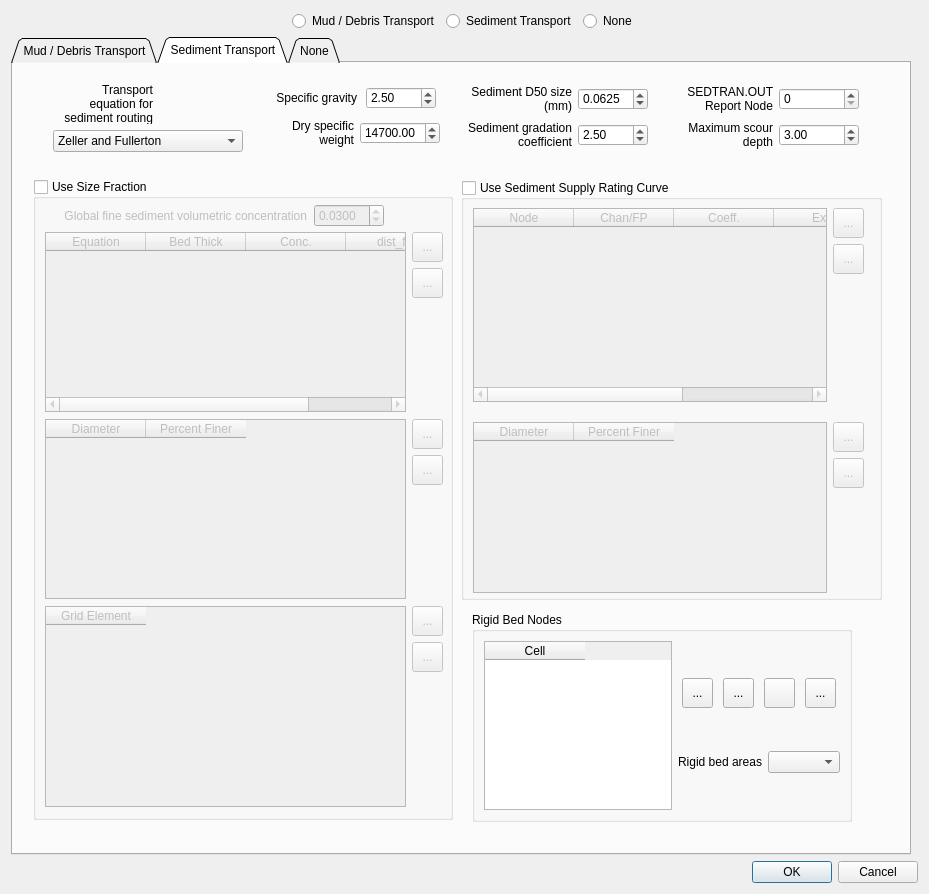
Before: the Qt Designer form flo2d/ui/mud_and_sediment.ui in FLO-2DSoftware/qgis-flo-2d-plugin, drawn with Qt 5.
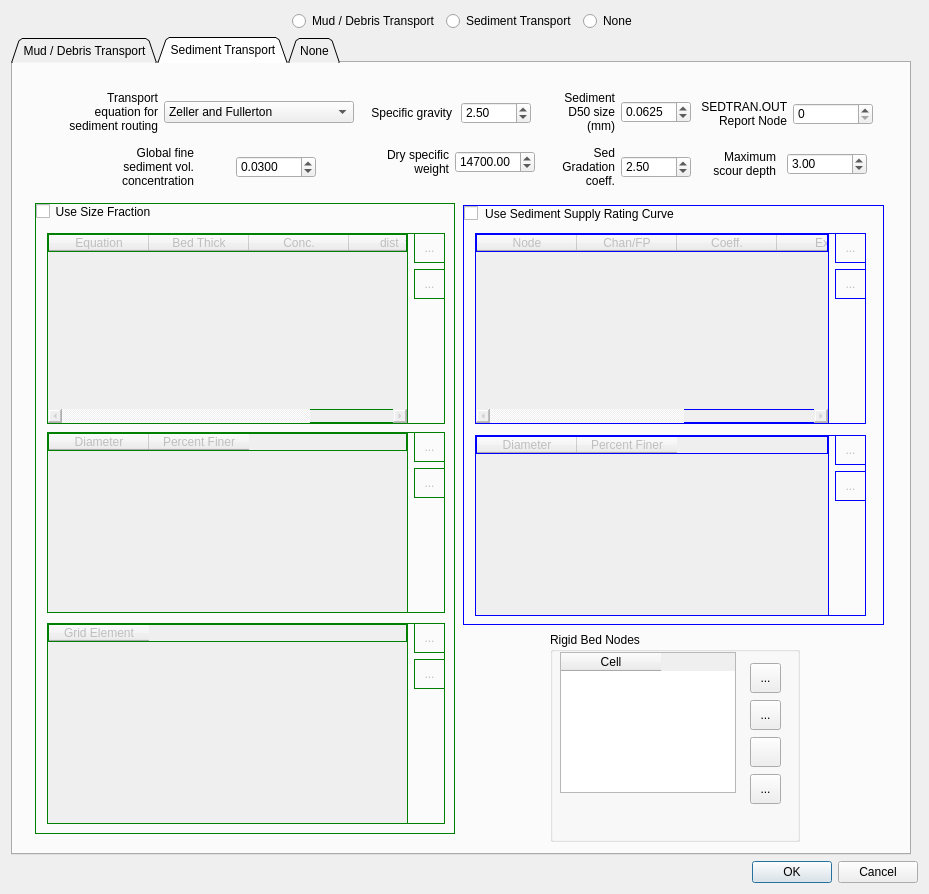
After: the same form once the commit is applied. Icons and pictures are not drawn.

Commit message: Review sediment transport (issue #787)

The edit to the form file:
```diff
--- a/flo2d/ui/mud_and_sediment.ui
+++ b/flo2d/ui/mud_and_sediment.ui
@@ -786,327 +786,28 @@
       <attribute name="title">
        <string>Sediment Transport</string>
       </attribute>
-      <layout class="QGridLayout" name="gridLayout_9">
-       <item row="0" column="0">
         <widget class="QFrame" name="frame">
+       <property name="geometry">
+        <rect>
+         <x>11</x>
+         <y>11</y>
+         <width>872</width>
+         <height>771</height>
+        </rect>
+       </property>
          <property name="frameShape">
           <enum>QFrame::NoFrame</enum>
          </property>
          <property name="frameShadow">
           <enum>QFrame::Plain</enum>
          </property>
-         <widget class="QGroupBox" name="sed_rating_curve_grp">
-          <property name="geometry">
-           <rect>
-            <x>439</x>
-            <y>108</y>
-            <width>421</width>
-            <height>420</height>
-           </rect>
-          </property>
-          <property name="sizePolicy">
-           <sizepolicy hsizetype="Preferred" vsizetype="Expanding">
-            <horstretch>0</horstretch>
-            <verstretch>0</verstretch>
-           </sizepolicy>
-          </property>
-          <property name="minimumSize">
-           <size>
-            <width>421</width>
-            <height>420</height>
-           </size>
-          </property>
-          <property name="maximumSize">
-           <size>
-            <width>381</width>
-            <height>420</height>
-           </size>
-          </property>
-          <property name="title">
-           <string>Use Sediment Supply Rating Curve</string>
-          </property>
-          <property name="flat">
-           <bool>false</bool>
-          </property>
-          <property name="checkable">
-           <bool>true</bool>
-          </property>
-          <property name="checked">
-           <bool>false</bool>
-          </property>
-          <widget class="QWidget" name="layoutWidget">
-           <property name="geometry">
-            <rect>
-             <x>12</x>
-             <y>28</y>
-             <width>391</width>
-             <height>194</height>
-            </rect>
-           </property>
-           <layout class="QHBoxLayout" name="horizontalLayout_20">
-            <item>
-             <widget class="QTableWidget" name="sed_rating_curve_tblw">
-              <property name="editTriggers">
-               <set>QAbstractItemView::DoubleClicked</set>
-              </property>
-              <property name="tabKeyNavigation">
-               <bool>false</bool>
-              </property>
-              <property name="selectionMode">
-               <enum>QAbstractItemView::SingleSelection</enum>
-              </property>
-              <property name="selectionBehavior">
-               <enum>QAbstractItemView::SelectRows</enum>
-              </property>
-              <property name="wordWrap">
-               <bool>false</bool>
-              </property>
-              <property name="cornerButtonEnabled">
-               <bool>false</bool>
-              </property>
-              <property name="rowCount">
-               <number>0</number>
-              </property>
-              <column>
-               <property name="text">
-                <string>Node</string>
-               </property>
-              </column>
-              <column>
-               <property name="text">
-                <string>Chan/FP</string>
-               </property>
-              </column>
-              <column>
-               <property name="text">
-                <string>Coeff.</string>
-               </property>
-              </column>
-              <column>
-               <property name="text">
-                <string>Exp.</string>
-               </property>
-              </column>
-              <column>
-               <property name="text">
-                <string>dist_fid</string>
-               </property>
-              </column>
-             </widget>
-            </item>
-            <item>
-             <layout class="QVBoxLayout" name="verticalLayout_11">
-              <item>
-               <widget class="QToolButton" name="sed_add_rating_curve_btn">
-                <property name="minimumSize">
-                 <size>
-                  <width>31</width>
-                  <height>30</height>
-                 </size>
-                </property>
-                <property name="maximumSize">
-                 <size>
-                  <width>31</width>
-                  <height>30</height>
-                 </size>
-                </property>
-                <property name="toolTip">
-                 <string>Add supply rating curve</string>
-                </property>
-                <property name="text">
-                 <string>...</string>
-                </property>
-                <property name="icon">
-                 <iconset>
-                  <normaloff>../../../../.designer/img/mActionCapturePolygon.svg</normaloff>../../../../.designer/img/mActionCapturePolygon.svg</iconset>
-                </property>
-                <property name="iconSize">
-                 <size>
-                  <width>24</width>
-                  <height>24</height>
-                 </size>
-                </property>
-               </widget>
-              </item>
-              <item>
-               <widget class="QToolButton" name="sed_delete_rating_curve_btn">
-                <property name="minimumSize">
-                 <size>
-                  <width>31</width>
-                  <height>30</height>
-                 </size>
-                </property>
-                <property name="maximumSize">
-                 <size>
-                  <width>31</width>
-                  <height>30</height>
-                 </size>
-                </property>
-                <property name="toolTip">
-                 <string>Delete supply rating curve</string>
-                </property>
-                <property name="text">
-                 <string>...</string>
-                </property>
-                <property name="icon">
-                 <iconset>
-                  <normaloff>../../../../.designer/img/mActionCapturePolygon.svg</normaloff>../../../../.designer/img/mActionCapturePolygon.svg</iconset>
-                </property>
-                <property name="iconSize">
-                 <size>
-                  <width>24</width>
-                  <height>24</height>
-                 </size>
-                </property>
-               </widget>
-              </item>
-              <item>
-               <spacer name="verticalSpacer_9">
-                <property name="orientation">
-                 <enum>Qt::Vertical</enum>
-                </property>
-                <property name="sizeHint" stdset="0">
-                 <size>
-                  <width>20</width>
-                  <height>98</height>
-                 </size>
-                </property>
-               </spacer>
-              </item>
-             </layout>
-            </item>
-           </layout>
-          </widget>
-          <widget class="QWidget" name="layoutWidget">
-           <property name="geometry">
-            <rect>
-             <x>12</x>
-             <y>242</y>
-             <width>391</width>
-             <height>171</height>
-            </rect>
-           </property>
-           <layout class="QHBoxLayout" name="horizontalLayout_21">
-            <item>
-             <widget class="QTableWidget" name="sed_rating_curve_dp_tblw">
-              <property name="editTriggers">
-               <set>QAbstractItemView::DoubleClicked</set>
-              </property>
-              <property name="selectionMode">
-               <enum>QAbstractItemView::SingleSelection</enum>
-              </property>
-              <property name="selectionBehavior">
-               <enum>QAbstractItemView::SelectRows</enum>
-              </property>
-              <property name="cornerButtonEnabled">
-               <bool>false</bool>
-              </property>
-              <property name="rowCount">
-               <number>0</number>
-              </property>
-              <column>
-               <property name="text">
-                <string>Diameter</string>
-               </property>
-              </column>
-              <column>
-               <property name="text">
-                <string>Percent Finer</string>
-               </property>
-              </column>
-             </widget>
-            </item>
-            <item>
-             <layout class="QVBoxLayout" name="verticalLayout_12">
-              <item>
-               <widget class="QToolButton" name="sed_add_rating_curve_dp_btn">
-                <property name="minimumSize">
-                 <size>
-                  <width>31</width>
-                  <height>30</height>
-                 </size>
-                </property>
-                <property name="maximumSize">
-                 <size>
-                  <width>31</width>
-                  <height>30</height>
-                 </size>
-                </property>
-                <property name="toolTip">
-                 <string>Add supply rating curve porcent finer</string>
-                </property>
-                <property name="text">
-                 <string>...</string>
-                </property>
-                <property name="icon">
-                 <iconset>
-                  <normaloff>../../../../.designer/img/mActionCapturePolygon.svg</normaloff>../../../../.designer/img/mActionCapturePolygon.svg</iconset>
-                </property>
-                <property name="iconSize">
-                 <size>
-                  <width>24</width>
-                  <height>24</height>
-                 </size>
-                </property>
-               </widget>
-              </item>
-              <item>
-               <widget class="QToolButton" name="sed_delete_rating_curve_dp_btn">
-                <property name="minimumSize">
-                 <size>
-                  <width>31</width>
-                  <height>30</height>
-                 </size>
-                </property>
-                <property name="maximumSize">
-                 <size>
-                  <width>31</width>
-                  <height>30</height>
-                 </size>
-                </property>
-                <property name="toolTip">
-                 <string>Delete supply rating curve porcent finer</string>
-                </property>
-                <property name="text">
-                 <string>...</string>
-                </property>
-                <property name="icon">
-                 <iconset>
-                  <normaloff>../../../../.designer/img/mActionCapturePolygon.svg</normaloff>../../../../.designer/img/mActionCapturePolygon.svg</iconset>
-                </property>
-                <property name="iconSize">
-                 <size>
-                  <width>24</width>
-                  <height>24</height>
-                 </size>
-                </property>
-               </widget>
-              </item>
-              <item>
-               <spacer name="verticalSpacer_10">
-                <property name="orientation">
-                 <enum>Qt::Vertical</enum>
-                </property>
-                <property name="sizeHint" stdset="0">
-                 <size>
-                  <width>20</width>
-                  <height>98</height>
-                 </size>
-                </property>
-               </spacer>
-              </item>
-             </layout>
-            </item>
-           </layout>
-          </widget>
-         </widget>
          <widget class="QGroupBox" name="sed_size_fraction_grp">
           <property name="geometry">
            <rect>
             <x>11</x>
-            <y>107</y>
+          <y>129</y>
             <width>420</width>
-            <height>641</height>
+          <height>631</height>
            </rect>
           </property>
           <property name="sizePolicy">
@@ -1127,9 +828,15 @@
             <height>16777215</height>
            </size>
           </property>
+        <property name="styleSheet">
+         <string notr="true">border: 1px solid green</string>
+        </property>
           <property name="title">
            <string>Use Size Fraction</string>
           </property>
+        <property name="alignment">
+         <set>Qt::AlignLeading|Qt::AlignLeft|Qt::AlignTop</set>
+        </property>
           <property name="flat">
            <bool>false</bool>
           </property>
@@ -1143,9 +850,9 @@
            <property name="geometry">
             <rect>
              <x>12</x>
-             <y>53</y>
+           <y>30</y>
              <width>398</width>
-             <height>180</height>
+           <height>191</height>
             </rect>
            </property>
            <layout class="QHBoxLayout" name="horizontalLayout">
@@ -1299,9 +1006,9 @@
            <property name="geometry">
             <rect>
              <x>12</x>
-             <y>240</y>
+           <y>229</y>
              <width>398</width>
-             <height>180</height>
+           <height>181</height>
             </rect>
            </property>
            <layout class="QHBoxLayout" name="horizontalLayout_19">
@@ -1424,7 +1131,7 @@
            <property name="geometry">
             <rect>
              <x>12</x>
-             <y>427</y>
+           <y>420</y>
              <width>398</width>
              <height>201</height>
             </rect>
@@ -1561,93 +1268,22 @@
             </item>
            </layout>
           </widget>
-          <widget class="QWidget" name="layoutWidget">
-           <property name="geometry">
-            <rect>
-             <x>13</x>
-             <y>25</y>
-             <width>339</width>
-             <height>24</height>
-            </rect>
-           </property>
-           <layout class="QHBoxLayout" name="horizontalLayout_16">
-            <item>
-             <widget class="QLabel" name="label_18">
-              <property name="sizePolicy">
-               <sizepolicy hsizetype="Fixed" vsizetype="Preferred">
-                <horstretch>0</horstretch>
-                <verstretch>0</verstretch>
-               </sizepolicy>
-              </property>
-              <property name="minimumSize">
-               <size>
-                <width>260</width>
-                <height>0</height>
-               </size>
-              </property>
-              <property name="maximumSize">
-               <size>
-                <width>260</width>
-                <height>16777215</height>
-               </size>
-              </property>
-              <property name="text">
-               <string>Global fine sediment volumetric concentration</string>
-              </property>
-              <property name="alignment">
-               <set>Qt::AlignRight|Qt::AlignTrailing|Qt::AlignVCenter</set>
-              </property>
-             </widget>
-            </item>
-            <item>
-             <widget class="QDoubleSpinBox" name="sed_vol_conctr_dbox">
-              <property name="sizePolicy">
-               <sizepolicy hsizetype="Fixed" vsizetype="Fixed">
-                <horstretch>0</horstretch>
-                <verstretch>0</verstretch>
-               </sizepolicy>
-              </property>
-              <property name="minimumSize">
-               <size>
-                <width>70</width>
-                <height>0</height>
-               </size>
-              </property>
-              <property name="maximumSize">
-               <size>
-                <width>70</width>
-                <height>16777215</height>
-               </size>
-              </property>
-              <property name="decimals">
-               <number>4</number>
-              </property>
-              <property name="maximum">
-               <double>10000.000000000000000</double>
-              </property>
-              <property name="value">
-               <double>0.030000000000000</double>
-              </property>
-             </widget>
-            </item>
-           </layout>
-          </widget>
-         </widget>
-         <widget class="QWidget" name="layoutWidget">
+       </widget>
+       <widget class="QWidget" name="">
           <property name="geometry">
            <rect>
-            <x>11</x>
-            <y>11</y>
-            <width>850</width>
-            <height>104</height>
-           </rect>
-          </property>
-          <layout class="QVBoxLayout" name="verticalLayout_5">
-           <item>
-            <layout class="QHBoxLayout" name="horizontalLayout_27">
+          <x>30</x>
+          <y>10</y>
+          <width>826</width>
+          <height>111</height>
+         </rect>
+        </property>
+        <layout class="QHBoxLayout" name="horizontalLayout_26">
              <item>
               <layout class="QVBoxLayout" name="verticalLayout_2">
                <item>
+            <layout class="QHBoxLayout" name="horizontalLayout_16">
+             <item>
                 <widget class="QLabel" name="label_6">
                  <property name="minimumSize">
                   <size>
@@ -1749,25 +1385,80 @@
                  </item>
                 </widget>
                </item>
+            </layout>
+           </item>
                <item>
-                <spacer name="verticalSpacer_13">
-                 <property name="orientation">
-                  <enum>Qt::Vertical</enum>
-                 </property>
-                 <property name="sizeHint" stdset="0">
+            <layout class="QHBoxLayout" name="horizontalLayout_23">
+             <item>
+              <widget class="QLabel" name="label_18">
+               <property name="sizePolicy">
+                <sizepolicy hsizetype="Preferred" vsizetype="Preferred">
+                 <horstretch>0</horstretch>
+                 <verstretch>0</verstretch>
+                </sizepolicy>
+               </property>
+               <property name="minimumSize">
                   <size>
-                   <width>20</width>
-                   <height>13</height>
-                  </size>
-                 </property>
-                </spacer>
+                 <width>100</width>
+                 <height>0</height>
+                </size>
+               </property>
+               <property name="maximumSize">
+                <size>
+                 <width>100</width>
+                 <height>16777215</height>
+                </size>
+               </property>
+               <property name="text">
+                <string>Global fine sediment vol. concentration</string>
+               </property>
+               <property name="alignment">
+                <set>Qt::AlignRight|Qt::AlignTrailing|Qt::AlignVCenter</set>
+               </property>
+               <property name="wordWrap">
+                <bool>true</bool>
+               </property>
+              </widget>
+             </item>
+             <item>
+              <widget class="QDoubleSpinBox" name="sed_vol_conctr_dbox">
+               <property name="sizePolicy">
+                <sizepolicy hsizetype="Fixed" vsizetype="Fixed">
+                 <horstretch>0</horstretch>
+                 <verstretch>0</verstretch>
+                </sizepolicy>
+               </property>
+               <property name="minimumSize">
+                <size>
+                 <width>80</width>
+                 <height>22</height>
+                </size>
+               </property>
+               <property name="maximumSize">
+                <size>
+                 <width>80</width>
+                 <height>22</height>
+                </size>
+               </property>
+               <property name="decimals">
+                <number>4</number>
+               </property>
+               <property name="maximum">
+                <double>10000.000000000000000</double>
+               </property>
+               <property name="value">
+                <double>0.030000000000000</double>
+               </property>
+              </widget>
+             </item>
+            </layout>
                </item>
               </layout>
              </item>
              <item>
               <layout class="QVBoxLayout" name="verticalLayout">
                <item>
-                <layout class="QHBoxLayout" name="horizontalLayout_24">
+            <layout class="QHBoxLayout" name="horizontalLayout_12">
                  <item>
                   <widget class="QLabel" name="label">
                    <property name="sizePolicy">
@@ -1833,7 +1524,7 @@
                 </layout>
                </item>
                <item>
-                <layout class="QHBoxLayout" name="horizontalLayout_12">
+            <layout class="QHBoxLayout" name="horizontalLayout_13">
                  <item>
                   <widget class="QLabel" name="label_2">
                    <property name="sizePolicy">
@@ -1900,7 +1591,7 @@
              <item>
               <layout class="QVBoxLayout" name="verticalLayout_3">
                <item>
-                <layout class="QHBoxLayout" name="horizontalLayout_13">
+            <layout class="QHBoxLayout" name="horizontalLayout_25">
                  <item>
                   <widget class="QLabel" name="label_3">
                    <property name="sizePolicy">
@@ -1911,13 +1602,13 @@
                    </property>
                    <property name="minimumSize">
                     <size>
-                     <width>106</width>
+                 <width>70</width>
                      <height>0</height>
                     </size>
                    </property>
                    <property name="maximumSize">
                     <size>
-                     <width>106</width>
+                 <width>70</width>
                      <height>16777215</height>
                     </size>
                    </property>
@@ -1963,7 +1654,7 @@
                 </layout>
                </item>
                <item>
-                <layout class="QHBoxLayout" name="horizontalLayout_26">
+            <layout class="QHBoxLayout" name="horizontalLayout_24">
                  <item>
                   <widget class="QLabel" name="label_4">
                    <property name="sizePolicy">
@@ -1974,18 +1665,18 @@
                    </property>
                    <property name="minimumSize">
                     <size>
-                     <width>106</width>
+                 <width>70</width>
                      <height>0</height>
                     </size>
                    </property>
                    <property name="maximumSize">
                     <size>
-                     <width>106</width>
+                 <width>70</width>
                      <height>16777215</height>
                     </size>
                    </property>
                    <property name="text">
-                    <string>&lt;html&gt;&lt;head/&gt;&lt;body&gt;&lt;p&gt;Sediment gradation coefficient&lt;/p&gt;&lt;/body&gt;&lt;/html&gt;</string>
+                <string>&lt;html&gt;&lt;head/&gt;&lt;body&gt;&lt;p&gt;Sed Gradation coeff.&lt;/p&gt;&lt;/body&gt;&lt;/html&gt;</string>
                    </property>
                    <property name="alignment">
                     <set>Qt::AlignRight|Qt::AlignTrailing|Qt::AlignVCenter</set>
@@ -2034,7 +1725,7 @@
                  <item>
                   <widget class="QLabel" name="label_5">
                    <property name="sizePolicy">
-                    <sizepolicy hsizetype="Preferred" vsizetype="Fixed">
+                <sizepolicy hsizetype="Fixed" vsizetype="Fixed">
                      <horstretch>0</horstretch>
                      <verstretch>0</verstretch>
                     </sizepolicy>
@@ -2078,7 +1769,7 @@
                 </layout>
                </item>
                <item>
-                <layout class="QHBoxLayout" name="horizontalLayout_23">
+            <layout class="QHBoxLayout" name="horizontalLayout_18">
                  <item>
                   <widget class="QLabel" name="label_17">
                    <property name="sizePolicy">
@@ -2089,13 +1780,13 @@
                    </property>
                    <property name="minimumSize">
                     <size>
-                     <width>99</width>
+                 <width>70</width>
                      <height>0</height>
                     </size>
                    </property>
                    <property name="maximumSize">
                     <size>
-                     <width>99</width>
+                 <width>70</width>
                      <height>16777215</height>
                     </size>
                    </property>
@@ -2143,31 +1834,339 @@
               </layout>
              </item>
             </layout>
+       </widget>
+       <widget class="QWidget" name="">
+        <property name="geometry">
+         <rect>
+          <x>439</x>
+          <y>130</y>
+          <width>423</width>
+          <height>641</height>
+         </rect>
+        </property>
+        <layout class="QVBoxLayout" name="verticalLayout_5">
+         <item>
+          <widget class="QGroupBox" name="sed_rating_curve_grp">
+           <property name="sizePolicy">
+            <sizepolicy hsizetype="Preferred" vsizetype="Expanding">
+             <horstretch>0</horstretch>
+             <verstretch>0</verstretch>
+            </sizepolicy>
+           </property>
+           <property name="minimumSize">
+            <size>
+             <width>421</width>
+             <height>420</height>
+            </size>
+           </property>
+           <property name="maximumSize">
+            <size>
+             <width>381</width>
+             <height>420</height>
+            </size>
+           </property>
+           <property name="styleSheet">
+            <string notr="true">border: 1px solid blue</string>
+           </property>
+           <property name="title">
+            <string>Use Sediment Supply Rating Curve</string>
+           </property>
+           <property name="alignment">
+            <set>Qt::AlignLeading|Qt::AlignLeft|Qt::AlignTop</set>
+           </property>
+           <property name="flat">
+            <bool>false</bool>
+           </property>
+           <property name="checkable">
+            <bool>true</bool>
+           </property>
+           <property name="checked">
+            <bool>false</bool>
+           </property>
+           <widget class="QWidget" name="layoutWidget">
+            <property name="geometry">
+             <rect>
+              <x>12</x>
+              <y>28</y>
+              <width>391</width>
+              <height>191</height>
+             </rect>
+            </property>
+            <layout class="QHBoxLayout" name="horizontalLayout_20">
+             <item>
+              <widget class="QTableWidget" name="sed_rating_curve_tblw">
+               <property name="editTriggers">
+                <set>QAbstractItemView::DoubleClicked</set>
+               </property>
+               <property name="tabKeyNavigation">
+                <bool>false</bool>
+               </property>
+               <property name="selectionMode">
+                <enum>QAbstractItemView::SingleSelection</enum>
+               </property>
+               <property name="selectionBehavior">
+                <enum>QAbstractItemView::SelectRows</enum>
+               </property>
+               <property name="wordWrap">
+                <bool>false</bool>
+               </property>
+               <property name="cornerButtonEnabled">
+                <bool>false</bool>
+               </property>
+               <property name="rowCount">
+                <number>0</number>
+               </property>
+               <column>
+                <property name="text">
+                 <string>Node</string>
+                </property>
+               </column>
+               <column>
+                <property name="text">
+                 <string>Chan/FP</string>
+                </property>
+               </column>
+               <column>
+                <property name="text">
+                 <string>Coeff.</string>
+                </property>
+               </column>
+               <column>
+                <property name="text">
+                 <string>Exp.</string>
+                </property>
+               </column>
+               <column>
+                <property name="text">
+                 <string>dist_fid</string>
+                </property>
+               </column>
+              </widget>
            </item>
            <item>
-            <spacer name="verticalSpacer_11">
+              <layout class="QVBoxLayout" name="verticalLayout_11">
+               <item>
+                <widget class="QToolButton" name="sed_add_rating_curve_btn">
+                 <property name="minimumSize">
+                  <size>
+                   <width>31</width>
+                   <height>30</height>
+                  </size>
+                 </property>
+                 <property name="maximumSize">
+                  <size>
+                   <width>31</width>
+                   <height>30</height>
+                  </size>
+                 </property>
+                 <property name="toolTip">
+                  <string>Add supply rating curve</string>
+                 </property>
+                 <property name="text">
+                  <string>...</string>
+                 </property>
+                 <property name="icon">
+                  <iconset>
+                   <normaloff>../../../../.designer/img/mActionCapturePolygon.svg</normaloff>../../../../.designer/img/mActionCapturePolygon.svg</iconset>
+                 </property>
+                 <property name="iconSize">
+                  <size>
+                   <width>24</width>
+                   <height>24</height>
+                  </size>
+                 </property>
+                </widget>
+               </item>
+               <item>
+                <widget class="QToolButton" name="sed_delete_rating_curve_btn">
+                 <property name="minimumSize">
+                  <size>
+                   <width>31</width>
+                   <height>30</height>
+                  </size>
+                 </property>
+                 <property name="maximumSize">
+                  <size>
+                   <width>31</width>
+                   <height>30</height>
+                  </size>
+                 </property>
+                 <property name="toolTip">
+                  <string>Delete supply rating curve</string>
+                 </property>
+                 <property name="text">
+                  <string>...</string>
+                 </property>
+                 <property name="icon">
+                  <iconset>
+                   <normaloff>../../../../.designer/img/mActionCapturePolygon.svg</normaloff>../../../../.designer/img/mActionCapturePolygon.svg</iconset>
+                 </property>
+                 <property name="iconSize">
+                  <size>
+                   <width>24</width>
+                   <height>24</height>
+                  </size>
+                 </property>
+                </widget>
+               </item>
+               <item>
+                <spacer name="verticalSpacer_9">
              <property name="orientation">
               <enum>Qt::Vertical</enum>
              </property>
              <property name="sizeHint" stdset="0">
               <size>
-               <width>158</width>
-               <height>17</height>
+                   <width>20</width>
+                   <height>98</height>
               </size>
              </property>
             </spacer>
            </item>
           </layout>
-         </widget>
+             </item>
+            </layout>
+           </widget>
+           <widget class="QWidget" name="layoutWidget">
+            <property name="geometry">
+             <rect>
+              <x>12</x>
+              <y>230</y>
+              <width>391</width>
+              <height>181</height>
+             </rect>
+            </property>
+            <layout class="QHBoxLayout" name="horizontalLayout_21">
+             <item>
+              <widget class="QTableWidget" name="sed_rating_curve_dp_tblw">
+               <property name="editTriggers">
+                <set>QAbstractItemView::DoubleClicked</set>
+               </property>
+               <property name="selectionMode">
+                <enum>QAbstractItemView::SingleSelection</enum>
+               </property>
+               <property name="selectionBehavior">
+                <enum>QAbstractItemView::SelectRows</enum>
+               </property>
+               <property name="cornerButtonEnabled">
+                <bool>false</bool>
+               </property>
+               <property name="rowCount">
+                <number>0</number>
+               </property>
+               <column>
+                <property name="text">
+                 <string>Diameter</string>
+                </property>
+               </column>
+               <column>
+                <property name="text">
+                 <string>Percent Finer</string>
+                </property>
+               </column>
+              </widget>
+             </item>
+             <item>
+              <layout class="QVBoxLayout" name="verticalLayout_12">
+               <item>
+                <widget class="QToolButton" name="sed_add_rating_curve_dp_btn">
+                 <property name="minimumSize">
+                  <size>
+                   <width>31</width>
+                   <height>30</height>
+                  </size>
+                 </property>
+                 <property name="maximumSize">
+                  <size>
+                   <width>31</width>
+                   <height>30</height>
+                  </size>
+                 </property>
+                 <property name="toolTip">
+                  <string>Add supply rating curve porcent finer</string>
+                 </property>
+                 <property name="text">
+                  <string>...</string>
+                 </property>
+                 <property name="icon">
+                  <iconset>
+                   <normaloff>../../../../.designer/img/mActionCapturePolygon.svg</normaloff>../../../../.designer/img/mActionCapturePolygon.svg</iconset>
+                 </property>
+                 <property name="iconSize">
+                  <size>
+                   <width>24</width>
+                   <height>24</height>
+                  </size>
+                 </property>
+                </widget>
+               </item>
+               <item>
+                <widget class="QToolButton" name="sed_delete_rating_curve_dp_btn">
+                 <property name="minimumSize">
+                  <size>
+                   <width>31</width>
+                   <height>30</height>
+                  </size>
+                 </property>
+                 <property name="maximumSize">
+                  <size>
+                   <width>31</width>
+                   <height>30</height>
+                  </size>
+                 </property>
+                 <property name="toolTip">
+                  <string>Delete supply rating curve porcent finer</string>
+                 </property>
+                 <property name="text">
+                  <string>...</string>
+                 </property>
+                 <property name="icon">
+                  <iconset>
+                   <normaloff>../../../../.designer/img/mActionCapturePolygon.svg</normaloff>../../../../.designer/img/mActionCapturePolygon.svg</iconset>
+                 </property>
+                 <property name="iconSize">
+                  <size>
+                   <width>24</width>
+                   <height>24</height>
+                  </size>
+                 </property>
+                </widget>
+               </item>
+               <item>
+                <spacer name="verticalSpacer_10">
+                 <property name="orientation">
+                  <enum>Qt::Vertical</enum>
+                 </property>
+                 <property name="sizeHint" stdset="0">
+                  <size>
+                   <width>20</width>
+                   <height>98</height>
+                  </size>
+                 </property>
+                </spacer>
+               </item>
+              </layout>
+             </item>
+            </layout>
+           </widget>
+          </widget>
+         </item>
+         <item>
+          <layout class="QHBoxLayout" name="horizontalLayout_17">
+           <item>
+            <spacer name="horizontalSpacer">
+             <property name="orientation">
+              <enum>Qt::Horizontal</enum>
+             </property>
+             <property name="sizeHint" stdset="0">
+              <size>
+               <width>40</width>
+               <height>20</height>
+              </size>
+             </property>
+            </spacer>
+           </item>
+           <item>
          <widget class="QGroupBox" name="groupBox_3">
-          <property name="geometry">
-           <rect>
-            <x>450</x>
-            <y>540</y>
-            <width>380</width>
-            <height>210</height>
-           </rect>
-          </property>
           <property name="sizePolicy">
            <sizepolicy hsizetype="Fixed" vsizetype="Fixed">
             <horstretch>0</horstretch>
@@ -2176,24 +2175,74 @@
           </property>
           <property name="minimumSize">
            <size>
-            <width>380</width>
+               <width>250</width>
             <height>210</height>
            </size>
           </property>
           <property name="maximumSize">
            <size>
-            <width>351</width>
+               <width>250</width>
             <height>210</height>
            </size>
           </property>
           <property name="title">
            <string>Rigid Bed Nodes</string>
           </property>
-          <layout class="QGridLayout" name="gridLayout_8">
-           <item row="0" column="1">
-            <layout class="QVBoxLayout" name="verticalLayout_8">
-             <item>
-              <layout class="QHBoxLayout" name="horizontalLayout_17">
+             <widget class="QTableWidget" name="sed_rigid_nodes_tblw">
+              <property name="geometry">
+               <rect>
+                <x>10</x>
+                <y>20</y>
+                <width>176</width>
+                <height>141</height>
+               </rect>
+              </property>
+              <property name="minimumSize">
+               <size>
+                <width>0</width>
+                <height>120</height>
+               </size>
+              </property>
+              <property name="sizeIncrement">
+               <size>
+                <width>0</width>
+                <height>120</height>
+               </size>
+              </property>
+              <property name="inputMethodHints">
+               <set>Qt::ImhDigitsOnly</set>
+              </property>
+              <property name="editTriggers">
+               <set>QAbstractItemView::AllEditTriggers</set>
+              </property>
+              <property name="selectionMode">
+               <enum>QAbstractItemView::SingleSelection</enum>
+              </property>
+              <property name="selectionBehavior">
+               <enum>QAbstractItemView::SelectRows</enum>
+              </property>
+              <property name="cornerButtonEnabled">
+               <bool>false</bool>
+              </property>
+              <attribute name="verticalHeaderStretchLastSection">
+               <bool>false</bool>
+              </attribute>
+              <column>
+               <property name="text">
+                <string>Cell</string>
+               </property>
+              </column>
+             </widget>
+             <widget class="QWidget" name="layoutWidget">
+              <property name="geometry">
+               <rect>
+                <x>200</x>
+                <y>30</y>
+                <width>33</width>
+                <height>143</height>
+               </rect>
+              </property>
+              <layout class="QVBoxLayout" name="verticalLayout_7">
                <item>
                 <widget class="QToolButton" name="add_rigid_bed_btn">
                  <property name="minimumSize">
@@ -2323,9 +2372,17 @@
                 </widget>
                </item>
               </layout>
-             </item>
-             <item>
-              <layout class="QHBoxLayout" name="horizontalLayout_18">
+             </widget>
+             <widget class="QWidget" name="layoutWidget">
+              <property name="geometry">
+               <rect>
+                <x>250</x>
+                <y>130</y>
+                <width>91</width>
+                <height>47</height>
+               </rect>
+              </property>
+              <layout class="QVBoxLayout" name="verticalLayout_8">
                <item>
                 <widget class="QLabel" name="rigid_bed_area_lbl">
                  <property name="text">
@@ -2340,53 +2397,27 @@
                 <widget class="QComboBox" name="sed_rigid_bed_area_cbo"/>
                </item>
               </layout>
-             </item>
-            </layout>
-           </item>
-           <item row="0" column="0">
-            <widget class="QTableWidget" name="sed_rigid_nodes_tblw">
-             <property name="minimumSize">
-              <size>
-               <width>0</width>
-               <height>120</height>
-              </size>
+             </widget>
+            </widget>
+           </item>
+           <item>
+            <spacer name="horizontalSpacer_2">
+             <property name="orientation">
+              <enum>Qt::Horizontal</enum>
              </property>
-             <property name="sizeIncrement">
+             <property name="sizeHint" stdset="0">
               <size>
-               <width>0</width>
-               <height>120</height>
+               <width>40</width>
+               <height>20</height>
               </size>
              </property>
-             <property name="inputMethodHints">
-              <set>Qt::ImhDigitsOnly</set>
-             </property>
-             <property name="editTriggers">
-              <set>QAbstractItemView::AllEditTriggers</set>
-             </property>
-             <property name="selectionMode">
-              <enum>QAbstractItemView::SingleSelection</enum>
-             </property>
-             <property name="selectionBehavior">
-              <enum>QAbstractItemView::SelectRows</enum>
-             </property>
-             <property name="cornerButtonEnabled">
-              <bool>false</bool>
-             </property>
-             <attribute name="verticalHeaderStretchLastSection">
-              <bool>false</bool>
-             </attribute>
-             <column>
-              <property name="text">
-               <string>Cell</string>
-              </property>
-             </column>
-            </widget>
+            </spacer>
            </item>
           </layout>
-         </widget>
-        </widget>
-       </item>
-      </layout>
+         </item>
+        </layout>
+       </widget>
+      </widget>
      </widget>
      <widget class="QWidget" name="none_tab">
       <attribute name="title">
```
Left out of the diff: 2 changed lines with no effect on the pictures. Lines whose indentation alone changed are shown as unchanged. The commit also changes 3 other files.
